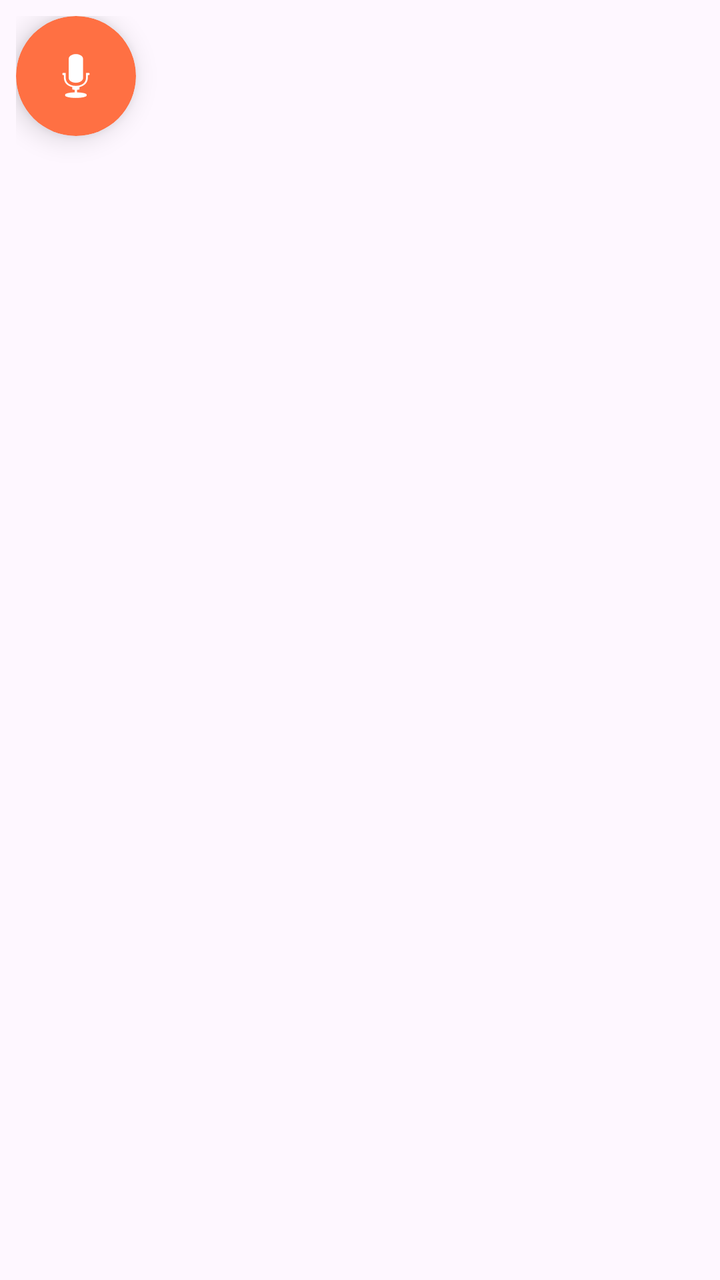
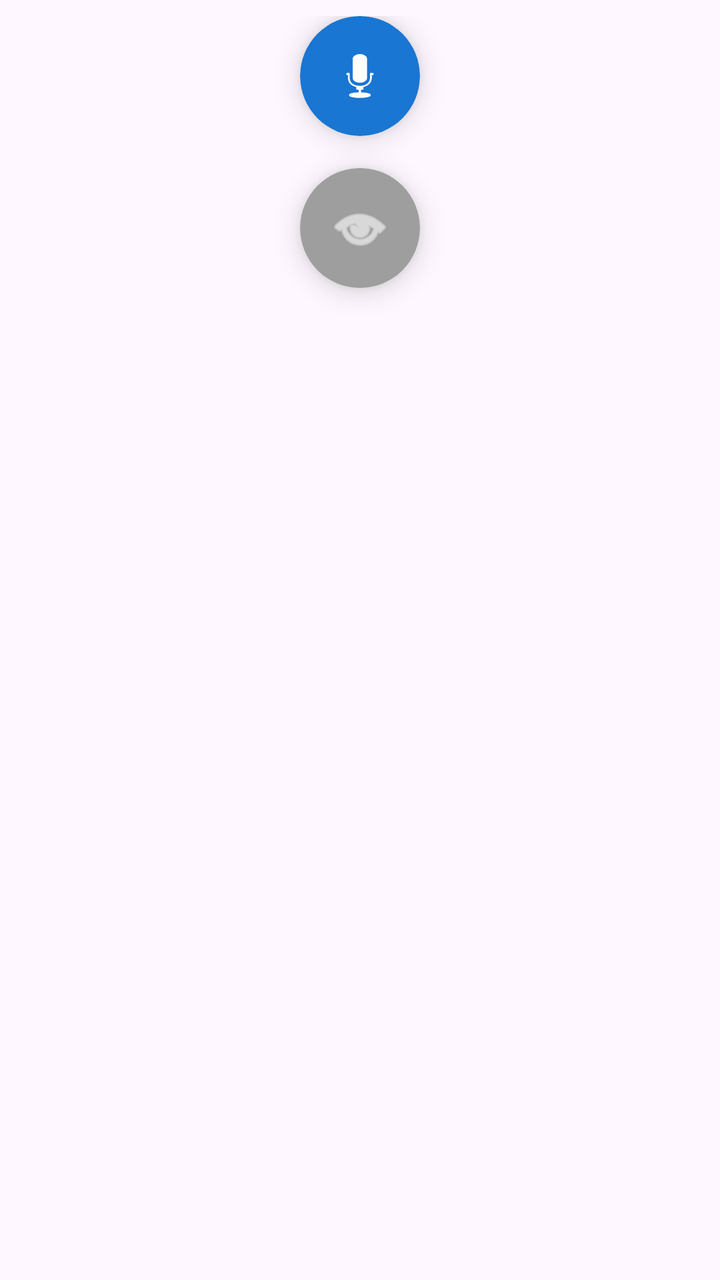

Two renders of the same Android screen: before a commit and after it. Below are the layout's source before the change and the commit's diff.
<!-- AndroidManifest.xml: application theme Theme.ChauOi -->
<!-- res/layout/layout_floating_mic.xml -->
<?xml version="1.0" encoding="utf-8"?>
<FrameLayout xmlns:android="http://schemas.android.com/apk/res/android"
    xmlns:app="http://schemas.android.com/apk/res-auto"
    android:id="@+id/floating_layout"
    android:layout_width="wrap_content"
    android:layout_height="wrap_content"
    android:padding="8dp">

    
    <androidx.cardview.widget.CardView
        android:id="@+id/cardMic"
        android:layout_width="60dp"
        android:layout_height="60dp"
        app:cardBackgroundColor="#FF7043"
        app:cardCornerRadius="30dp"
        app:cardElevation="8dp">

        <ImageView
            android:id="@+id/imgMic"
            android:layout_width="32dp"
            android:layout_height="32dp"
            android:layout_gravity="center"
            android:src="@android:drawable/ic_btn_speak_now"
            app:tint="#FFFFFF" />
    </androidx.cardview.widget.CardView>
</FrameLayout>
<!-- resources referenced by this layout -->
<resources>
  <style name="Theme.ChauOi" parent="Base.Theme.ChauOi" />
  <style name="Base.Theme.ChauOi" parent="Theme.Material3.DayNight.NoActionBar">
          
          
      </style>
</resources>

<!-- the commit's change to res/layout/layout_floating_mic.xml (unified diff, before → after) -->
@@ -1,26 +1,54 @@
 <?xml version="1.0" encoding="utf-8"?>
-<FrameLayout xmlns:android="http://schemas.android.com/apk/res/android"
+<LinearLayout xmlns:android="http://schemas.android.com/apk/res/android"
     xmlns:app="http://schemas.android.com/apk/res-auto"
     android:id="@+id/floating_layout"
     android:layout_width="wrap_content"
     android:layout_height="wrap_content"
+    android:orientation="vertical"
+    android:gravity="center_horizontal"
     android:padding="8dp">
 
     
     <androidx.cardview.widget.CardView
-        android:id="@+id/cardMic"
+        android:id="@+id/cardHoi"
         android:layout_width="60dp"
         android:layout_height="60dp"
-        app:cardBackgroundColor="#FF7043"
+        app:cardBackgroundColor="#1976D2"
         app:cardCornerRadius="30dp"
         app:cardElevation="8dp">
 
         <ImageView
-            android:id="@+id/imgMic"
+            android:id="@+id/imgHoi"
             android:layout_width="32dp"
             android:layout_height="32dp"
             android:layout_gravity="center"
+            android:contentDescription="Hỏi trợ lý bằng giọng nói"
             android:src="@android:drawable/ic_btn_speak_now"
             app:tint="#FFFFFF" />
     </androidx.cardview.widget.CardView>
-</FrameLayout>
+
+    
+    <View
+        android:layout_width="1dp"
+        android:layout_height="16dp" />
+
+    
+    <androidx.cardview.widget.CardView
+        android:id="@+id/cardTheoDoi"
+        android:layout_width="60dp"
+        android:layout_height="60dp"
+        app:cardBackgroundColor="#9E9E9E"
+        app:cardCornerRadius="30dp"
+        app:cardElevation="8dp">
+
+        <ImageView
+            android:id="@+id/imgTheoDoi"
+            android:layout_width="32dp"
+            android:layout_height="32dp"
+            android:layout_gravity="center"
+            android:contentDescription="Quét và đọc màn hình hiện tại"
+            android:src="@android:drawable/ic_menu_view"
+            app:tint="#FFFFFF" />
+    </androidx.cardview.widget.CardView>
+
+</LinearLayout>
